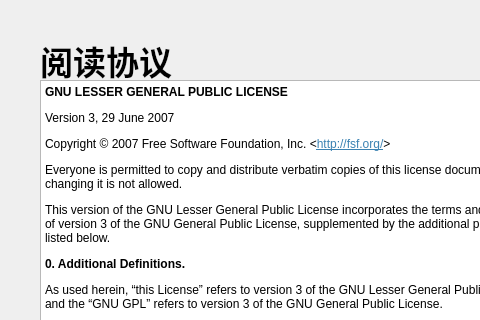
The window that NewQtUi/ReadingTab/ReadingTab.ui (AOSC-Archive/AOSC-LiveKit) describes before a commit, drawn with Qt 5; both pictures show x 0 to 480 and y 0 to 320 of the 580 by 480 pixel window.
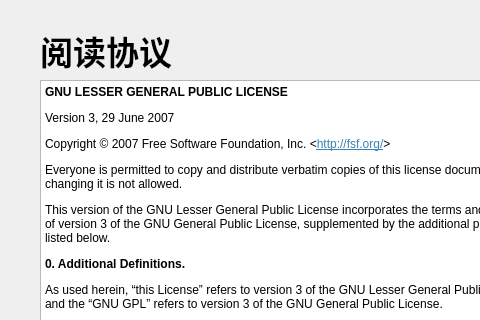
The same window after the commit.

```diff
--- a/NewQtUi/ReadingTab/ReadingTab.ui
+++ b/NewQtUi/ReadingTab/ReadingTab.ui
@@ -18,8 +18,8 @@
     <rect>
      <x>40</x>
      <y>30</y>
-     <width>191</width>
-     <height>61</height>
+     <width>140</width>
+     <height>40</height>
     </rect>
    </property>
    <property name="font">
```
Left out of the diff: 80 changed lines with no effect on the pictures.
